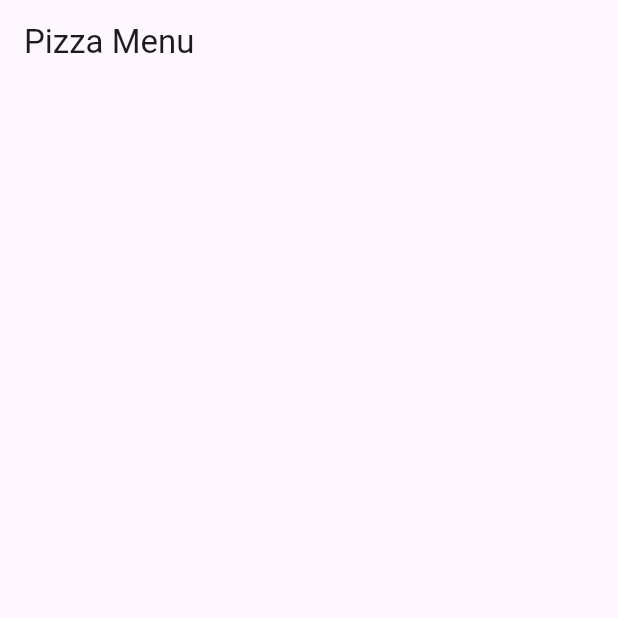
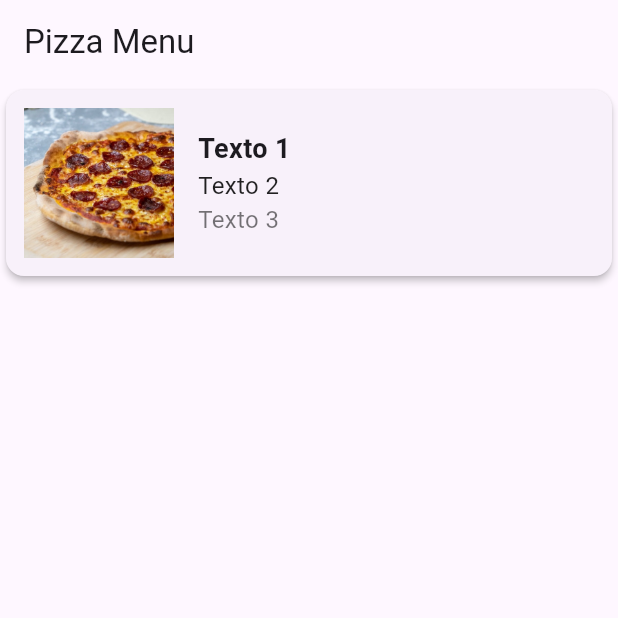
Before and after one commit to aleixokaique/pizza_menu_flutter, a Flutter app: the screen it shows after launch, on a phone screen of 412 x 824 dp, the top half of it. Run offline on Flutter 3.47's test engine with Material 3 defaults, Android fonts, the phone set to English and light mode, and no system bars.

Commit message:
Primeiro widget finalizado

```diff
--- a/lib/menu.dart
+++ b/lib/menu.dart
@@ -5,8 +5,49 @@ class Menu extends StatelessWidget {
 
   @override
   Widget build(BuildContext context) {
-    return  Scaffold(
-      appBar: AppBar(title: Text("Pizza Menu"),),
+    return Scaffold(
+      appBar: AppBar(
+        title: Text("Pizza Menu"),
+      ),
+      body: Column(
+        children: [
+          Card(
+            elevation: 2,
+            child: Padding(padding: EdgeInsets.all(12.0),
+              child: Row(
+                children: [
+                  Image.asset(
+                    "images/salamino.jpg",
+                    width: 100,
+                    height: 100,
+                  ),
+                  SizedBox(width: 16,),
+                  Expanded(
+                    child: Column(
+                      crossAxisAlignment: CrossAxisAlignment.start,
+                      children: [
+                        Text(
+                          'Texto 1',
+                          style:
+                              TextStyle(fontSize: 18, fontWeight: FontWeight.bold),
+                        ),
+                        Text(
+                          'Texto 2',
+                          style: TextStyle(fontSize: 16, color: Colors.black87),
+                        ),
+                        Text(
+                          'Texto 3',
+                          style: TextStyle(fontSize: 16, color: Colors.black54),
+                        ),
+                      ],
+                    ),
+                  )
+                ],
+              ),
+            ),
+          ),
+        ],
+      ),
     );
   }
 }
```
